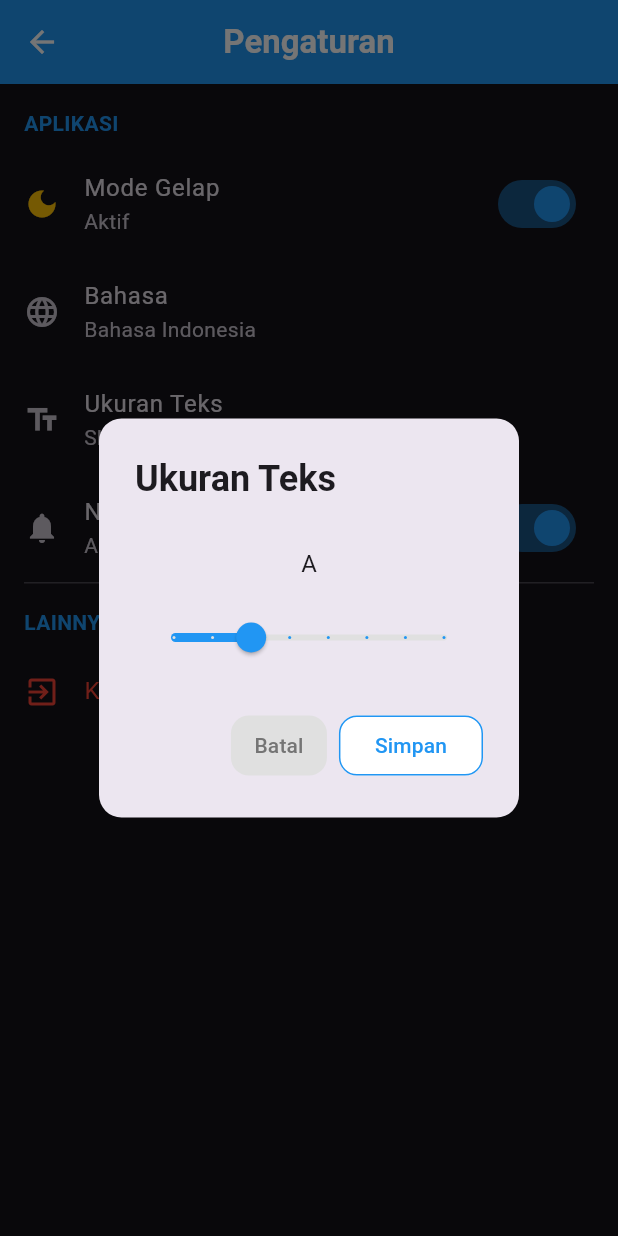
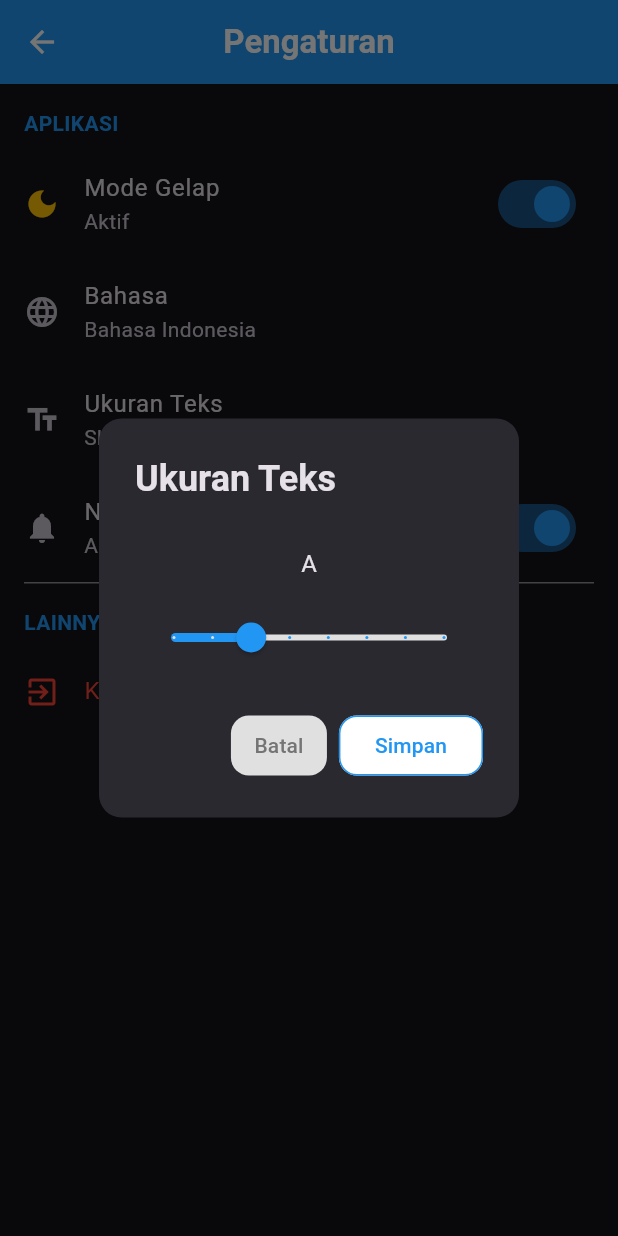
Before and after one commit to MhdRefdi/rucas_exam, a Flutter app: the SettingsScreen screen opened directly, after a tap on "Mode Gelap", after a tap on "Ukuran Teks", on a phone screen of 412 x 824 dp. Run offline on Flutter 3.47's test engine with Material 3 defaults, Android fonts, the phone set to English and light mode, and no system bars; our stand-ins replace flutter_svg_provider.

Commit message:
perbaiki appbar profil dan setting

```diff
--- a/lib/screens/setting_screen.dart
+++ b/lib/screens/setting_screen.dart
@@ -1,7 +1,7 @@
 import 'package:flutter/material.dart';
 import 'package:provider/provider.dart';
 import 'package:rucas_exam_project/provider/text_scale_provider.dart';
-import 'package:rucas_exam_project/screens/login.dart';
+import 'login.dart';
 
 class SettingsScreen extends StatefulWidget {
   const SettingsScreen({super.key});
@@ -37,7 +37,7 @@ class _SettingsScreenState extends State<SettingsScreen> {
                 ),
                 child: const Text("Keluar"),
                 onPressed: () async {
-                  Navigator.pop(context); // Tutup dialog konfirmasi
+                  Navigator.pop(context);
 
                   showDialog(
                     context: context,
@@ -51,7 +51,7 @@ class _SettingsScreenState extends State<SettingsScreen> {
                   await Future.delayed(const Duration(seconds: 2));
 
                   if (context.mounted) {
-                    Navigator.pop(context); // Tutup loading
+                    Navigator.pop(context);
                     Navigator.pushReplacement(
                       context,
                       MaterialPageRoute(
@@ -74,23 +74,33 @@ class _SettingsScreenState extends State<SettingsScreen> {
 
     showModalBottomSheet(
       context: context,
+      backgroundColor: Theme.of(context).scaffoldBackgroundColor,
       shape: const RoundedRectangleBorder(
         borderRadius: BorderRadius.vertical(top: Radius.circular(20)),
       ),
       builder:
-          (_) => Container(
+          (_) => Padding(
             padding: const EdgeInsets.all(16),
             child: Column(
               mainAxisSize: MainAxisSize.min,
               children: [
-                const Text(
+                Text(
                   'Pilih Bahasa',
-                  style: TextStyle(fontSize: 18, fontWeight: FontWeight.bold),
+                  style: TextStyle(
+                    fontSize: 18,
+                    fontWeight: FontWeight.bold,
+                    color: Theme.of(context).textTheme.bodyLarge?.color,
+                  ),
                 ),
                 const SizedBox(height: 16),
                 ...languages.map(
                   (lang) => ListTile(
-                    title: Text(lang),
+                    title: Text(
+                      lang,
+                      style: TextStyle(
+                        color: Theme.of(context).textTheme.bodyLarge?.color,
+                      ),
+                    ),
                     trailing:
                         _selectedLanguage == lang
                             ? const Icon(Icons.check, color: Colors.blue)
@@ -128,8 +138,8 @@ class _SettingsScreenState extends State<SettingsScreen> {
                     mainAxisSize: MainAxisSize.min,
                     children: [
                       SizedBox(
-                        width: 100, // atur lebar tetap
-                        height: 50, // atur tinggi tetap
+                        width: 100,
+                        height: 50,
                         child: FittedBox(
                           fit: BoxFit.scaleDown,
                           child: Text(
@@ -155,9 +165,8 @@ class _SettingsScreenState extends State<SettingsScreen> {
                   actions: [
                     TextButton(
                       style: TextButton.styleFrom(
-                        foregroundColor: Colors.grey[600], // teks abu gelap
-                        backgroundColor:
-                            Colors.grey[300], // background abu terang
+                        foregroundColor: Colors.grey[600],
+                        backgroundColor: Colors.grey[300],
                         shape: RoundedRectangleBorder(
                           borderRadius: BorderRadius.circular(12),
                         ),
@@ -167,14 +176,12 @@ class _SettingsScreenState extends State<SettingsScreen> {
                     ),
                     ElevatedButton(
                       style: ElevatedButton.styleFrom(
-                        foregroundColor: Colors.blue, // teks biru
-                        backgroundColor: Colors.white, // latar putih
+                        foregroundColor: Colors.blue,
+                        backgroundColor: Colors.white,
                         shape: RoundedRectangleBorder(
                           borderRadius: BorderRadius.circular(12),
                         ),
-                        side: const BorderSide(
-                          color: Colors.blue,
-                        ), // border biru
+                        side: const BorderSide(color: Colors.blue),
                         elevation: 0,
                       ),
                       onPressed: () {
@@ -192,13 +199,12 @@ class _SettingsScreenState extends State<SettingsScreen> {
     );
   }
 
-  // Helper method to build section headers
-  Widget _buildSectionHeader(String title) {
+  Widget _buildSectionHeader(String title, BuildContext context) {
     return Padding(
       padding: const EdgeInsets.fromLTRB(16, 16, 16, 8),
       child: Text(
         title,
-        style: const TextStyle(
+        style: TextStyle(
           fontSize: 14,
           fontWeight: FontWeight.bold,
           color: Colors.blue,
@@ -207,8 +213,13 @@ class _SettingsScreenState extends State<SettingsScreen> {
     );
   }
 
-  Widget _buildDivider() {
-    return const Divider(height: 1, indent: 16, endIndent: 16);
+  Widget _buildDivider(BuildContext context) {
+    return Divider(
+      height: 1,
+      indent: 16,
+      endIndent: 16,
+      color: Theme.of(context).dividerColor,
+    );
   }
 
   @override
@@ -216,28 +227,26 @@ class _SettingsScreenState extends State<SettingsScreen> {
     final textScale = Provider.of<TextScaleProvider>(context).scale;
 
     return Theme(
-      data:
-          _darkMode
-              ? ThemeData.dark().copyWith(
-                appBarTheme: const AppBarTheme(elevation: 0, centerTitle: true),
-              )
-              : ThemeData.light().copyWith(
-                appBarTheme: const AppBarTheme(elevation: 0, centerTitle: true),
-              ),
-      child: Scaffold(
+      data: _darkMode ? ThemeData.dark() : ThemeData.light(),
+      child: Builder(
+        builder: (context) {
+          return Scaffold(
             appBar: AppBar(
               backgroundColor: const Color(0xFF2196F3),
               elevation: 0,
               centerTitle: true,
               title: const Text(
                 'Pengaturan',
-            style: TextStyle(color: Colors.white, fontWeight: FontWeight.bold),
+                style: TextStyle(
+                  color: Colors.white,
+                  fontWeight: FontWeight.bold,
+                ),
               ),
               iconTheme: const IconThemeData(color: Colors.white),
             ),
             body: ListView(
               children: [
-            _buildSectionHeader('APLIKASI'),
+                _buildSectionHeader('APLIKASI', context),
                 SwitchListTile(
                   secondary: Icon(
                     _darkMode ? Icons.dark_mode : Icons.light_mode,
@@ -247,9 +256,7 @@ class _SettingsScreenState extends State<SettingsScreen> {
                   subtitle: Text(_darkMode ? 'Aktif' : 'Tidak aktif'),
                   value: _darkMode,
                   activeColor: Colors.blue,
-              onChanged: (value) {
-                setState(() => _darkMode = value);
-              },
+                  onChanged: (value) => setState(() => _darkMode = value),
                 ),
                 ListTile(
                   leading: const Icon(Icons.language),
@@ -269,15 +276,16 @@ class _SettingsScreenState extends State<SettingsScreen> {
                   subtitle: Text(_notifications ? 'Aktif' : 'Tidak aktif'),
                   value: _notifications,
                   activeColor: Colors.blue,
-              onChanged: (value) {
-                setState(() => _notifications = value);
-              },
+                  onChanged: (value) => setState(() => _notifications = value),
                 ),
-            _buildDivider(),
-            _buildSectionHeader('LAINNYA'),
+                _buildDivider(context),
+                _buildSectionHeader('LAINNYA', context),
                 ListTile(
                   leading: const Icon(Icons.exit_to_app, color: Colors.red),
-              title: const Text('Keluar', style: TextStyle(color: Colors.red)),
+                  title: const Text(
+                    'Keluar',
+                    style: TextStyle(color: Colors.red),
+                  ),
                   onTap: () => _showLogoutConfirmation(context),
                 ),
                 const SizedBox(height: 32),
@@ -290,6 +298,8 @@ class _SettingsScreenState extends State<SettingsScreen> {
                 const SizedBox(height: 16),
               ],
             ),
+          );
+        },
       ),
     );
   }
```
Also changed, not shown: lib/screens/profile_screen.dart (+6 -24 lines). Lines whose indentation alone changed are shown as unchanged.
